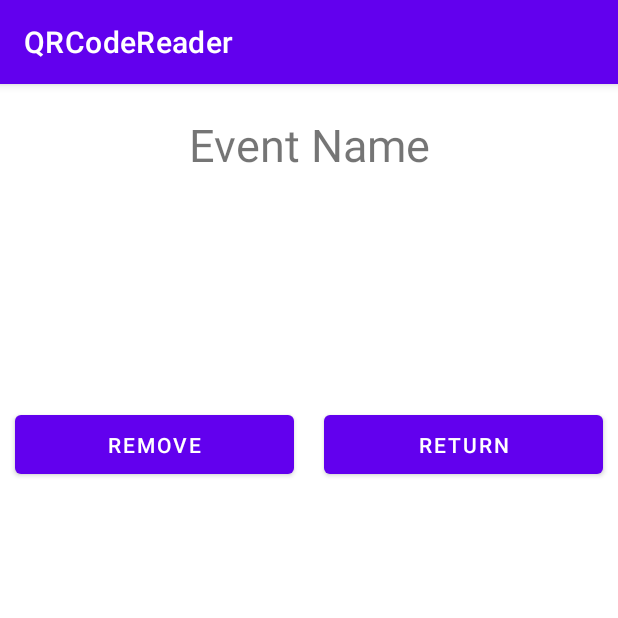
After one commit to CMPUT301W24T20/Lins-Second-Strongest-Students, an Android app: the EventDetailsAdminActivity screen opened directly, with no data from a screen before it, on a phone screen of 412 x 824 dp, the top half of it. The commit adds this screen. Run offline under Robolectric (Android 15) with nearby library versions, the phone set to English and light mode, and no system bars; our stand-ins replace Firebase (no records; nobody signed in at launch, a user with empty details on screens opened directly).

Commit message:
added remove event for admin function

```diff
--- a/ReaderApp/QRCodeReader/app/src/main/AndroidManifest.xml
+++ b/ReaderApp/QRCodeReader/app/src/main/AndroidManifest.xml
@@ -43,6 +43,7 @@
         <activity android:name=".ui.eventPage.CreateEventActivityBrowsePastEvent"/>
 
         <activity android:name=".ui.admin.AdminEventActivity"/>
+        <activity android:name=".ui.admin.EventDetailsAdminActivity"/>
 
         <activity
             android:name=".DisplayQRCode"
--- /dev/null
+++ b/ReaderApp/QRCodeReader/app/src/main/java/com/example/qrcodereader/ui/admin/EventDetailsAdminActivity.java
@@ -0,0 +1,136 @@
+package com.example.qrcodereader.ui.admin;
+
+import com.example.qrcodereader.R;
+
+import android.annotation.SuppressLint;
+import android.os.Bundle;
+import android.provider.Settings;
+import android.util.Log;
+import android.view.View;
+import android.widget.Button;
+import android.widget.ListView;
+import android.widget.TextView;
+import android.widget.Toast;
+
+import androidx.annotation.NonNull;
+import androidx.appcompat.app.AppCompatActivity;
+
+import com.example.qrcodereader.entity.AttendeeArrayAdapter;
+import com.example.qrcodereader.entity.Event;
+import com.example.qrcodereader.entity.QRCode;
+import com.example.qrcodereader.ui.eventPage.EventDetailsAttendeeActivity;
+import com.google.android.gms.tasks.OnFailureListener;
+import com.google.android.gms.tasks.OnSuccessListener;
+import com.google.firebase.Timestamp;
+import com.google.firebase.firestore.CollectionReference;
+import com.google.firebase.firestore.DocumentReference;
+import com.google.firebase.firestore.FieldValue;
+import com.google.firebase.firestore.FirebaseFirestore;
+import com.google.firebase.firestore.GeoPoint;
+import com.google.firebase.firestore.QueryDocumentSnapshot;
+
+import java.util.ArrayList;
+import java.util.HashMap;
+import java.util.Locale;
+import java.util.Map;
+
+
+/**
+ *  Activity for admin to view details of event and possibly remove it.
+ *  <p>
+ *      This is where the remove operation happen
+ *  </p>
+ *  @author Son
+ */
+public class EventDetailsAdminActivity extends AppCompatActivity {
+
+    private FirebaseFirestore db;
+    private CollectionReference eventsRef;
+    private CollectionReference usersRef;
+    private DocumentReference docRefEvent;
+    private Event selectedEvent;
+    private final String TAG = "EventDetailsAdminActivity";
+    /**
+     * This method is called when the activity is starting.
+     * It initializes the activity, sets up the Firestore references, and populates the views with event data.
+     * @param savedInstanceState If the activity is being re-initialized after previously being shut down then this Bundle contains the data it most recently supplied in onSaveInstanceState(Bundle). Note: Otherwise it is null.
+     */
+    @SuppressLint("SetTextI18n")
+    @Override
+    protected void onCreate(Bundle savedInstanceState) {
+        super.onCreate(savedInstanceState);
+        setContentView(R.layout.activity_event_details_admin);
+        String userid = Settings.Secure.getString(getContentResolver(), Settings.Secure.ANDROID_ID);
+
+        TextView eventNameTextView = findViewById(R.id.event_name);
+        TextView eventOrganizerTextView = findViewById(R.id.event_organizer);
+        TextView eventLocationTextView = findViewById(R.id.event_location);
+        TextView eventTimeTextView = findViewById(R.id.event_time);
+        //ListView attendeesListView = findViewById(R.id.event_attendees);
+
+        db = FirebaseFirestore.getInstance();
+        String eventID = getIntent().getStringExtra("eventID");
+        docRefEvent = db.collection("events").document(eventID);
+        usersRef = db.collection("users");
+
+        docRefEvent.get().addOnSuccessListener(documentSnapshot -> {
+            if (documentSnapshot.exists()) {
+                // Fetch the event details
+                String eventName = documentSnapshot.getString("name");
+                GeoPoint location = documentSnapshot.getGeoPoint("location");
+                String locationName = documentSnapshot.getString("locationName");
+                Timestamp time = documentSnapshot.getTimestamp("time");
+                String organizer = documentSnapshot.getString("organizer");
+                String organizerID = documentSnapshot.getString("organizerID");
+                String qrCodeString = documentSnapshot.getString("qrCode");
+                QRCode qrCode = new QRCode(qrCodeString);
+                int attendeeLimit = documentSnapshot.contains("attendeeLimit") ? (int)(long)documentSnapshot.getLong("attendeeLimit") : -1;
+                Map<String, Long> eventsAttended = (Map<String, Long>) documentSnapshot.get("attendees");
+                selectedEvent = new Event(eventID, eventName, location, locationName, time, organizer, organizerID, qrCode, attendeeLimit, eventsAttended);
+
+                Toast.makeText(this, "Successfully fetch account", Toast.LENGTH_LONG).show();
+                Log.d("Firestore", "Successfully fetch document: ");
+
+                eventNameTextView.setText(eventName);
+                String organizerText = "Organizer: " + organizer;
+                eventOrganizerTextView.setText(organizerText);
+                eventLocationTextView.setText(locationName);
+                String timeText = "Time: " + time.toDate().toString();
+                eventTimeTextView.setText(timeText);
+            }
+        }).addOnFailureListener(e -> {
+            Toast.makeText(this, "Failed to fetch user", Toast.LENGTH_LONG).show();
+        });
+
+        Button removeButton = findViewById(R.id.remove_button);
+        removeButton.setOnClickListener(v -> {
+            if (eventID != null) {
+                usersRef.get().addOnCompleteListener(task -> {
+                    if (task.isSuccessful()) {
+                        for (QueryDocumentSnapshot document : task.getResult()) {
+                            // Check if the user has the event in eventsAttended
+                            Map<String, Object> eventsAttended = (Map<String, Object>) document.get("eventsAttended");
+                            if (eventsAttended != null && eventsAttended.containsKey(eventID)) {
+                                // Prepare the delete operation for the specific eventID
+                                DocumentReference userDocRef = usersRef.document(document.getId());
+                                userDocRef.update("eventsAttended." + eventID, FieldValue.delete())
+                                        .addOnSuccessListener(aVoid -> Log.d(TAG, "Event ID deleted from user's eventsAttended."))
+                                        .addOnFailureListener(e -> Log.w(TAG, "Error deleting event ID from user's eventsAttended", e));
+                            }
+                        }
+                    } else {
+                        Log.w(TAG, "Error getting documents.", task.getException());
+                    }
+                });
+                db.collection("events").document(eventID)
+                        .delete()
+                        .addOnSuccessListener(aVoid -> Log.d(TAG, "DocumentSnapshot successfully deleted!"))
+                        .addOnFailureListener(e -> Log.w(TAG, "Error deleting document", e));
+            }
+            finish();
+        });
+
+        Button returnButton = findViewById(R.id.return_button);
+        returnButton.setOnClickListener(v -> finish());
+    }
+}
--- /dev/null
+++ b/ReaderApp/QRCodeReader/app/src/main/res/layout/activity_event_details_admin.xml
@@ -0,0 +1,71 @@
+<?xml version="1.0" encoding="utf-8"?>
+<LinearLayout xmlns:android="http://schemas.android.com/apk/res/android"
+    android:layout_width="match_parent"
+    android:layout_height="match_parent"
+    android:orientation="vertical">
+
+    <TextView
+        android:id="@+id/event_name"
+        android:layout_width="match_parent"
+        android:layout_height="wrap_content"
+        android:gravity="center"
+        android:padding="20dp"
+        android:text="Event Name"
+        android:textSize="30sp" />
+
+    <ImageView
+        android:layout_width="wrap_content"
+        android:layout_height="wrap_content"
+        android:layout_gravity="center"/>
+
+    <TextView
+        android:id="@+id/event_organizer"
+        android:layout_width="match_parent"
+        android:layout_height="wrap_content"
+        android:textStyle="bold"
+        android:textSize="22sp"
+        android:layout_marginTop="15dp"/>
+
+    <TextView
+        android:id="@+id/event_location"
+        android:layout_width="match_parent"
+        android:layout_height="wrap_content"
+        android:textStyle="bold"
+        android:textSize="22sp"
+        android:layout_marginTop="15dp"/>
+
+    <TextView
+        android:id="@+id/event_time"
+        android:layout_width="match_parent"
+        android:layout_height="wrap_content"
+        android:textStyle="bold"
+        android:textSize="22sp"
+        android:layout_marginTop="15dp"/>
+
+    <LinearLayout
+        android:layout_width="match_parent"
+        android:layout_height="wrap_content"
+        android:orientation="horizontal"
+        android:weightSum="2"
+        android:layout_gravity="bottom">
+        <Button
+            android:id="@+id/remove_button"
+            android:layout_width="0dp"
+            android:layout_height="wrap_content"
+            android:layout_marginStart="10dp"
+            android:layout_marginEnd="10dp"
+            android:padding="10dp"
+            android:layout_weight="1"
+            android:text="Remove" />
+        <Button
+            android:id="@+id/return_button"
+            android:layout_width="0dp"
+            android:layout_height="wrap_content"
+            android:layout_marginStart="10dp"
+            android:layout_marginEnd="10dp"
+            android:padding="10dp"
+            android:layout_weight="1"
+            android:text="Return" />
+    </LinearLayout>
+
+</LinearLayout>
```
Also changed, not shown: ReaderApp/QRCodeReader/app/src/main/java/com/example/qrcodereader/ui/admin/AdminEventActivity.java (+14 -1 lines), ReaderApp/QRCodeReader/app/src/main/res/layout/activity_admin_event.xml (+7 -23 lines).
